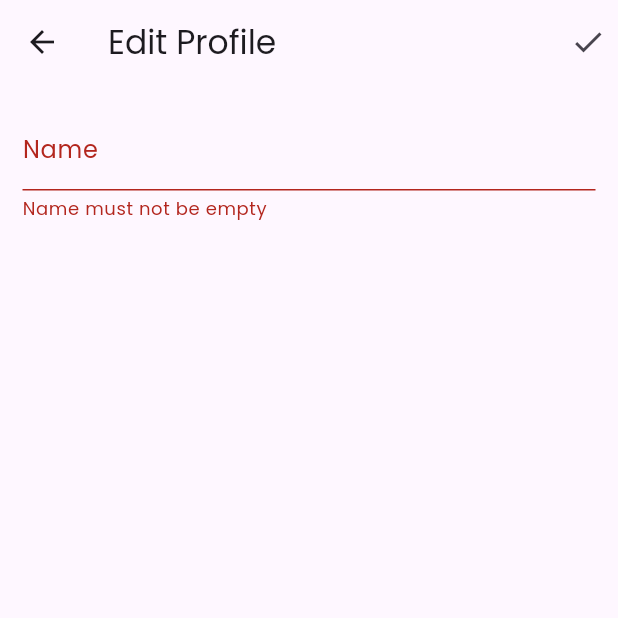
After one commit to anilkumar572/chatapp, a Flutter app: the EditProfile screen opened directly, after a tap on the "check" icon, on a phone screen of 412 x 824 dp, the top half of it. The commit adds this screen. Run offline on Flutter 3.47's test engine with Material 3 defaults, Android fonts, the phone set to English and light mode, and no system bars; our stand-ins replace cloud_firestore, firebase_auth, firebase_core; accounts and stored records are empty.

Commit message:
final commit

```diff
--- a/lib/controllers/login_controller.dart
+++ b/lib/controllers/login_controller.dart
@@ -1,6 +1,7 @@
 import 'package:firebase_auth/firebase_auth.dart';
 import 'package:flutter/material.dart';
 import 'package:gchat/screens/dashboard.dart';
+import 'package:gchat/screens/splash_screen.dart';
 
 class LoginController {
   static Future<void> login(
@@ -11,7 +12,7 @@ class LoginController {
       await FirebaseAuth.instance
           .signInWithEmailAndPassword(email: email, password: password);
       Navigator.pushReplacement(context, MaterialPageRoute(builder: (context) {
-        return DashBoard();
+        return SplashScreen();
       }));
     } catch (e) {
       SnackBar bar = SnackBar(content: Text(e.toString()));
--- a/lib/controllers/signup_controller.dart
+++ b/lib/controllers/signup_controller.dart
@@ -2,6 +2,7 @@ import 'package:firebase_auth/firebase_auth.dart';
 import 'package:flutter/material.dart';
 import 'package:gchat/screens/dashboard.dart';
 import 'package:cloud_firestore/cloud_firestore.dart';
+import 'package:gchat/screens/splash_screen.dart';
 
 class SignUpController {
   static Future<void> createAccount(
@@ -31,7 +32,7 @@ class SignUpController {
       }
 
       Navigator.pushReplacement(context, MaterialPageRoute(builder: (context) {
-        return DashBoard();
+        return SplashScreen();
       }));
     } catch (e) {
       SnackBar bar = SnackBar(content: Text(e.toString()));
--- /dev/null
+++ b/lib/providers/profile_provider.dart
@@ -0,0 +1,22 @@
+import 'package:cloud_firestore/cloud_firestore.dart';
+import 'package:firebase_auth/firebase_auth.dart';
+import 'package:flutter/material.dart';
+
+class DataProvider extends ChangeNotifier {
+  String name = "";
+  String email = "";
+  String country = "";
+  var db = FirebaseFirestore.instance;
+
+  var authUser = FirebaseAuth.instance.currentUser;
+
+  void getData() async {
+    var authUser = FirebaseAuth.instance.currentUser;
+    await db.collection('users').doc(authUser!.uid).get().then((dataSnapShot) {
+      name = dataSnapShot.data()?['name'] ?? " ";
+      email = dataSnapShot.data()?['email'] ?? " ";
+      country = dataSnapShot.data()?['country'] ?? " ";
+    });
+    notifyListeners();
+  }
+}
--- /dev/null
+++ b/lib/screens/edit_profile.dart
@@ -0,0 +1,82 @@
+import 'package:cloud_firestore/cloud_firestore.dart';
+import 'package:firebase_auth/firebase_auth.dart';
+import 'package:flutter/material.dart';
+import 'package:gchat/main.dart';
+import 'package:gchat/providers/profile_provider.dart';
+import 'package:provider/provider.dart';
+
+class EditProfile extends StatefulWidget {
+  const EditProfile({super.key});
+
+  @override
+  State<EditProfile> createState() => _EditProfileState();
+}
+
+class _EditProfileState extends State<EditProfile> {
+  Map<String, dynamic>? userdata = {};
+
+  var db = FirebaseFirestore.instance;
+
+  var authUser = FirebaseAuth.instance.currentUser;
+
+  TextEditingController edit_name = TextEditingController();
+
+  var formkey = GlobalKey<FormState>();
+
+  void updateData() {
+    Map<String, dynamic> data = {
+      'name': edit_name.text,
+    };
+    db.collection("users").doc(authUser!.uid).update(data);
+    Provider.of<DataProvider>(context, listen: false).getData();
+    Navigator.pop(context);
+  }
+
+  @override
+  void initState() {
+    edit_name.text = Provider.of<DataProvider>(context, listen: false).name;
+    super.initState();
+  }
+
+  @override
+  Widget build(BuildContext context) {
+    var val = context.read<DataProvider>();
+    return Scaffold(
+      appBar: AppBar(
+        title: Text("Edit Profile"),
+        actions: [
+          Padding(
+            padding: const EdgeInsets.all(8.0),
+            child: InkWell(
+                onTap: () {
+                  if (formkey.currentState!.validate()) {
+                    updateData();
+                  }
+                },
+                child: Icon(Icons.check)),
+          )
+        ],
+      ),
+      body: Form(
+        key: formkey,
+        child: Padding(
+          padding: const EdgeInsets.all(15.0),
+          child: Column(
+            children: [
+              TextFormField(
+                autovalidateMode: AutovalidateMode.onUserInteraction,
+                validator: (value) {
+                  if (value == null || value == "") {
+                    return "Name must not be empty";
+                  }
+                },
+                controller: edit_name,
+                decoration: InputDecoration(label: Text("Name")),
+              ),
+            ],
+          ),
+        ),
+      ),
+    );
+  }
+}
--- a/lib/screens/splash_screen.dart
+++ b/lib/screens/splash_screen.dart
@@ -1,7 +1,9 @@
 import 'package:firebase_auth/firebase_auth.dart';
 import 'package:flutter/material.dart';
+import 'package:gchat/providers/profile_provider.dart';
 import 'package:gchat/screens/dashboard.dart';
 import 'package:gchat/screens/login_screen.dart';
+import 'package:provider/provider.dart';
 
 class SplashScreen extends StatefulWidget {
   const SplashScreen({super.key});
@@ -36,6 +38,7 @@ class _SplashScreenState extends State<SplashScreen> {
   }
 
   void opendashboard() {
+    Provider.of<DataProvider>(context, listen: false).getData();
     Navigator.pushReplacement(
       context,
       MaterialPageRoute(builder: (context) {
--- a/pubspec.yaml
+++ b/pubspec.yaml
@@ -39,6 +39,7 @@ dependencies:
   firebase_core: ^3.9.0
   firebase_auth: ^5.3.4
   cloud_firestore: ^5.6.0
+  provider: ^6.1.2
 
 dev_dependencies:
   flutter_test:
```
Also changed, not shown: lib/main.dart (+13 -1 lines), lib/screens/chatromm_screen.dart (added, +143 -0 lines), lib/screens/dashboard.dart (+76 -20 lines), lib/screens/login_screen.dart (+13 -5 lines), lib/screens/profile_page.dart (+36 -17 lines), lib/screens/signup_screen.dart (+10 -2 lines), pubspec.lock.
